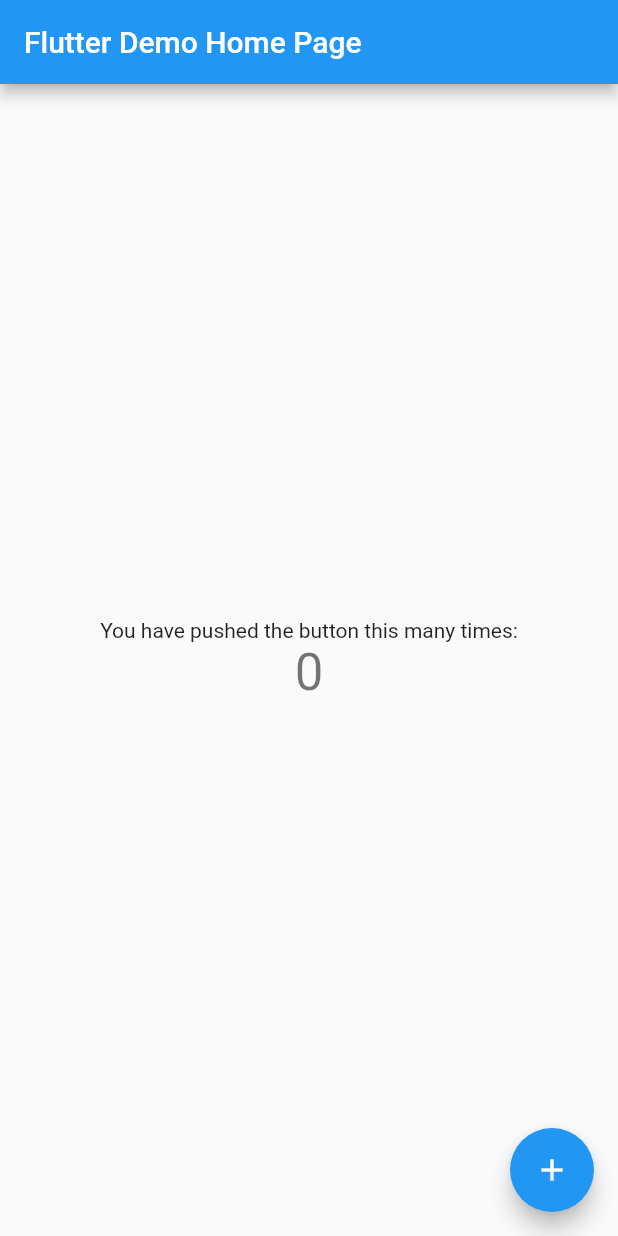
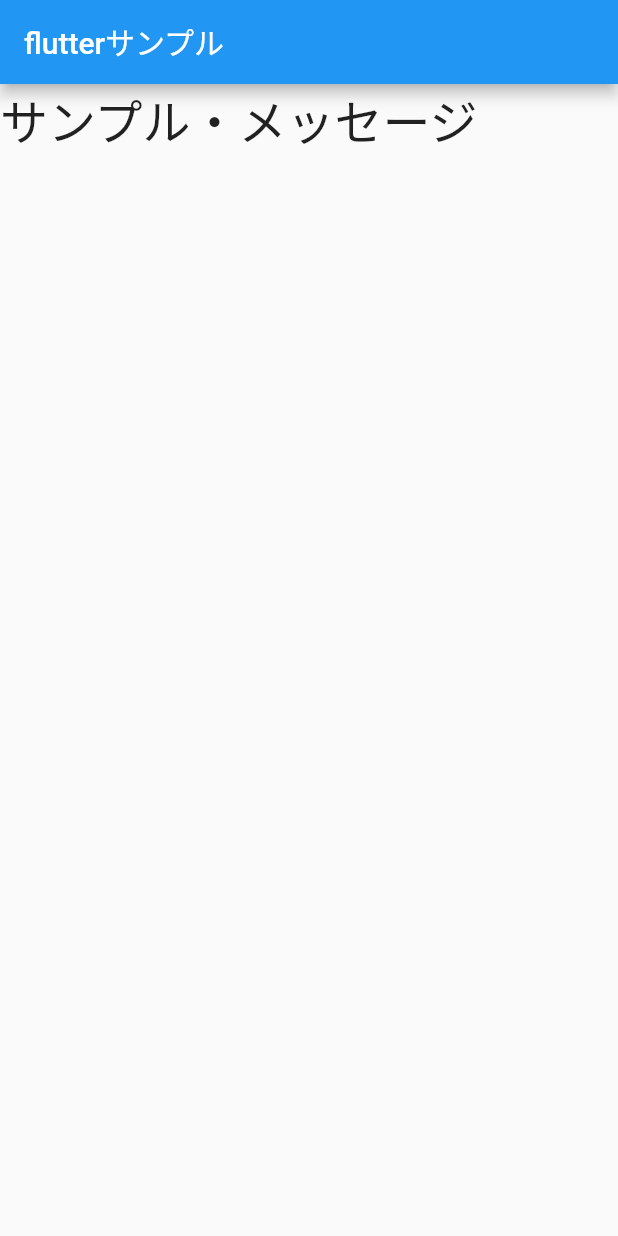
Before and after one commit to Yosh0124/flutter_app, a Flutter app: the screen it shows after launch, on a phone screen of 412 x 824 dp. Run offline on Flutter 3.47's test engine with Material 2 defaults, Android fonts, the phone set to English and light mode, and no system bars.

```diff
--- a/lib/main.dart
+++ b/lib/main.dart
@@ -3,109 +3,43 @@ import 'package:flutter/material.dart';
 void main() => runApp(MyApp());
 
 class MyApp extends StatelessWidget {
-  // This widget is the root of your application.
+  final title = 'flutterサンプル';
+  final message = 'サンプル・メッセージ';
+
   @override
   Widget build(BuildContext context) {
     return MaterialApp(
       title: 'Flutter Demo',
-      theme: ThemeData(
-        // This is the theme of your application.
-        //
-        // Try running your application with "flutter run". You'll see the
-        // application has a blue toolbar. Then, without quitting the app, try
-        // changing the primarySwatch below to Colors.green and then invoke
-        // "hot reload" (press "r" in the console where you ran "flutter run",
-        // or simply save your changes to "hot reload" in a Flutter IDE).
-        // Notice that the counter didn't reset back to zero; the application
-        // is not restarted.
-        primarySwatch: Colors.blue,
+      home: new MyHomePage(
+        title:this.title,
+        message:this.message
       ),
-      home: MyHomePage(title: 'Flutter Demo Home Page'),
     );
   }
 }
 
 class MyHomePage extends StatefulWidget {
-  MyHomePage({Key key, this.title}) : super(key: key);
+  final String title;
+  final String message;
 
-  // This widget is the home page of your application. It is stateful, meaning
-  // that it has a State object (defined below) that contains fields that affect
-  // how it looks.
-
-  // This class is the configuration for the state. It holds the values (in this
-  // case the title) provided by the parent (in this case the App widget) and
-  // used by the build method of the State. Fields in a Widget subclass are
-  // always marked "final".
-
-  final String title;
+  MyHomePage({this.title, this.message}) : super();
 
   @override
   _MyHomePageState createState() => _MyHomePageState();
 }
 
 class _MyHomePageState extends State<MyHomePage> {
-  int _counter = 0;
-
-  void _incrementCounter() {
-    setState(() {
-      // This call to setState tells the Flutter framework that something has
-      // changed in this State, which causes it to rerun the build method below
-      // so that the display can reflect the updated values. If we changed
-      // _counter without calling setState(), then the build method would not be
-      // called again, and so nothing would appear to happen.
-      _counter++;
-    });
-  }
 
   @override
   Widget build(BuildContext context) {
-    // This method is rerun every time setState is called, for instance as done
-    // by the _incrementCounter method above.
-    //
-    // The Flutter framework has been optimized to make rerunning build methods
-    // fast, so that you can just rebuild anything that needs updating rather
-    // than having to individually change instances of widgets.
     return Scaffold(
       appBar: AppBar(
-        // Here we take the value from the MyHomePage object that was created by
-        // the App.build method, and use it to set our appbar title.
         title: Text(widget.title),
       ),
-      body: Center(
-        // Center is a layout widget. It takes a single child and positions it
-        // in the middle of the parent.
-        child: Column(
-          // Column is also a layout widget. It takes a list of children and
-          // arranges them vertically. By default, it sizes itself to fit its
-          // children horizontally, and tries to be as tall as its parent.
-          //
-          // Invoke "debug painting" (press "p" in the console, choose the
-          // "Toggle Debug Paint" action from the Flutter Inspector in Android
-          // Studio, or the "Toggle Debug Paint" command in Visual Studio Code)
-          // to see the wireframe for each widget.
-          //
-          // Column has various properties to control how it sizes itself and
-          // how it positions its children. Here we use mainAxisAlignment to
-          // center the children vertically; the main axis here is the vertical
-          // axis because Columns are vertical (the cross axis would be
-          // horizontal).
-          mainAxisAlignment: MainAxisAlignment.center,
-          children: <Widget>[
-            Text(
-              'You have pushed the button this many times:',
-            ),
-            Text(
-              '$_counter',
-              style: Theme.of(context).textTheme.display1,
-            ),
-          ],
-        ),
+      body: Text(
+        widget.message,
+        style: TextStyle(fontSize: 32.0)
       ),
-      floatingActionButton: FloatingActionButton(
-        onPressed: _incrementCounter,
-        tooltip: 'Increment',
-        child: Icon(Icons.add),
-      ), // This trailing comma makes auto-formatting nicer for build methods.
     );
   }
 }
```
